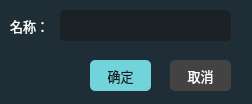
First picture: the form in mkdirfolderwidget.ui, repository HuaGouFdog/Fdog-Kit, before the edit.
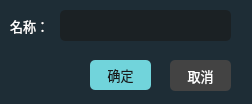
Second picture: the form after the edit. Icons and pictures are not drawn.

What changed in the file:
```diff
--- a/mkdirfolderwidget.ui
+++ b/mkdirfolderwidget.ui
@@ -82,9 +82,21 @@
      <x>90</x>
      <y>60</y>
      <width>61</width>
-     <height>31</height>
+     <height>30</height>
     </rect>
    </property>
+   <property name="minimumSize">
+    <size>
+     <width>0</width>
+     <height>30</height>
+    </size>
+   </property>
+   <property name="maximumSize">
+    <size>
+     <width>16777215</width>
+     <height>30</height>
+    </size>
+   </property>
    <property name="font">
     <font>
      <family>OPPOSans B</family>
```
